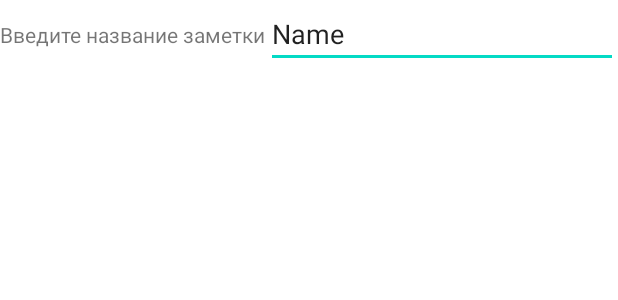
After one commit to andreysc1976/hw6_notes, an Android app: the layout edit_text.xml on its own in the app's theme, with its tools: preview values and no code run, on a phone screen of 412 x 824 dp. The commit adds this screen. Shown: the top 300 px of the screen. Run offline under Robolectric (Android 15) with nearby library versions, the phone set to English and light mode, and no system bars.

Commit message:
lesson11 p.2

```diff
--- /dev/null
+++ b/app/src/main/res/layout/edit_text.xml
@@ -0,0 +1,27 @@
+<?xml version="1.0" encoding="utf-8"?>
+<androidx.constraintlayout.widget.ConstraintLayout xmlns:android="http://schemas.android.com/apk/res/android"
+    xmlns:app="http://schemas.android.com/apk/res-auto"
+    xmlns:tools="http://schemas.android.com/tools"
+    android:layout_width="match_parent"
+    android:layout_height="match_parent">
+
+    <EditText
+        android:id="@+id/editTextTextPersonName"
+        android:layout_width="0dp"
+        android:layout_height="wrap_content"
+        android:ems="10"
+        android:inputType="textPersonName"
+        tools:text="Name"
+        app:layout_constraintEnd_toEndOf="parent"
+        app:layout_constraintStart_toEndOf="@+id/textView"
+        app:layout_constraintTop_toTopOf="parent" />
+
+    <TextView
+        android:id="@+id/textView"
+        android:layout_width="wrap_content"
+        android:layout_height="wrap_content"
+        android:text="@string/enterNoteName"
+        app:layout_constraintBottom_toBottomOf="@+id/editTextTextPersonName"
+        app:layout_constraintStart_toStartOf="parent"
+        app:layout_constraintTop_toTopOf="parent" />
+</androidx.constraintlayout.widget.ConstraintLayout>
--- a/app/src/main/res/layout/fragment_note_full.xml
+++ b/app/src/main/res/layout/fragment_note_full.xml
@@ -36,7 +36,7 @@
         app:layout_constraintStart_toStartOf="@+id/dateCreateSubject"
         app:layout_constraintTop_toBottomOf="@+id/dateCreateSubject" />
 
-    <EditText
+    <TextView
         android:id="@+id/textViewNoteName"
         android:layout_width="0dp"
         android:layout_height="wrap_content"
--- a/app/src/main/res/values/strings.xml
+++ b/app/src/main/res/values/strings.xml
@@ -14,4 +14,6 @@
     <string name="logout">logout</string>
     <string name="yes">Yes</string>
     <string name="no">No</string>
+    <string name="enterNoteName">Введите название заметки</string>
+    <string name="ok">Ok</string>
 </resources>
```
Also changed, not shown: app/src/main/java/ru/a_party/hw6_notes/NoteFullFragment.java (+26 -1 lines).
